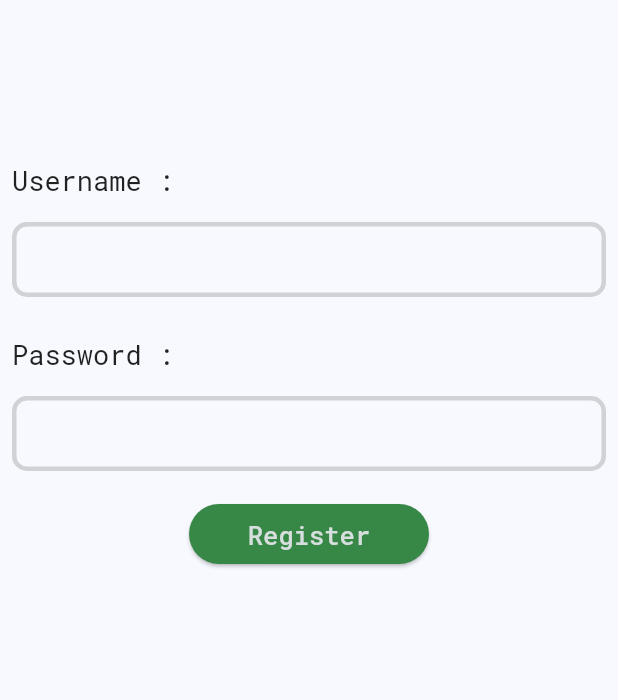
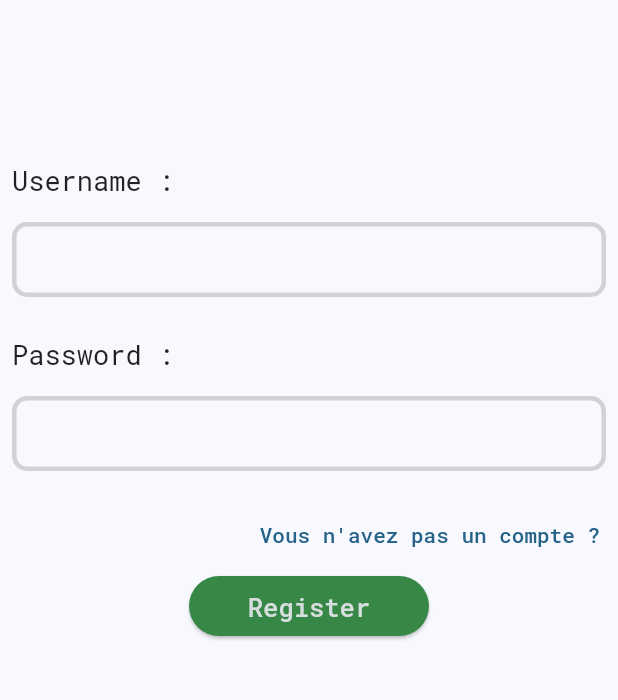
Before and after one commit to sona-user-369/GeoDot, a Flutter app: the screen it shows after launch, on a phone screen of 412 x 824 dp, the part 300-1000 px from its top. Run offline on Flutter 3.47's test engine with Material 2 defaults, Android fonts, the phone set to English and light mode, and no system bars; our stand-ins replace another_flutter_splash_screen, fluro, flutter_secure_storage, flutter_svg, get, google_fonts.

Commit message:
update pages

```diff
--- a/lib/screens/register.dart
+++ b/lib/screens/register.dart
@@ -154,6 +154,16 @@ class _RegisterPageState extends State<RegisterPage> {
 
                       SizedBox(height: Constants.defaultPadding,),
 
+                      Container(
+                        alignment: Alignment.topRight,
+                        child: TextButton(
+                          onPressed: (){
+                            Navigator.pushNamed(context, 'login');
+                          },
+                          child: Text('Vous n\'avez pas un compte ?'),
+                        ),
+                      ),
+
                       ElevatedButton(
                         style: ElevatedButton.styleFrom(
                           backgroundColor: ColorPicker.success,
```
